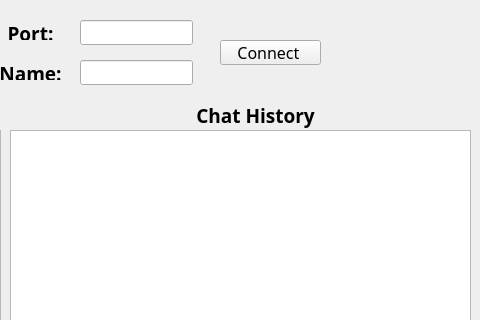
akazemi67/cpp, file ui/graphical/chatwindow.ui: the form before one commit; both pictures show x 150 to 630 and y 0 to 320 of the 630 by 487 pixel window.
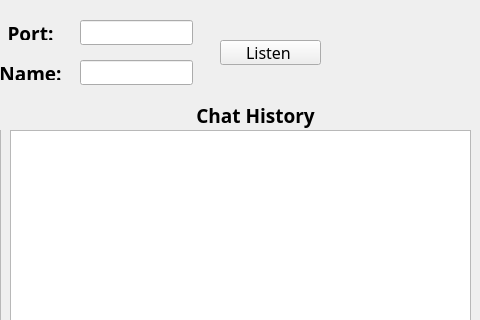
The form after the commit.

Commit message: Changing Qt project to be build using cmake. Adding context menu for peers to connect to them upon user request.

What changed in the file:
```diff
--- a/ui/graphical/chatwindow.ui
+++ b/ui/graphical/chatwindow.ui
@@ -158,7 +158,7 @@
      </font>
     </property>
     <property name="text">
-     <string>Connect </string>
+     <string>Listen </string>
     </property>
    </widget>
    <widget class="QLabel" name="lblPort">
```
Left out of the diff: 28 changed lines with no effect on the pictures. The commit also changes 5 other files.
